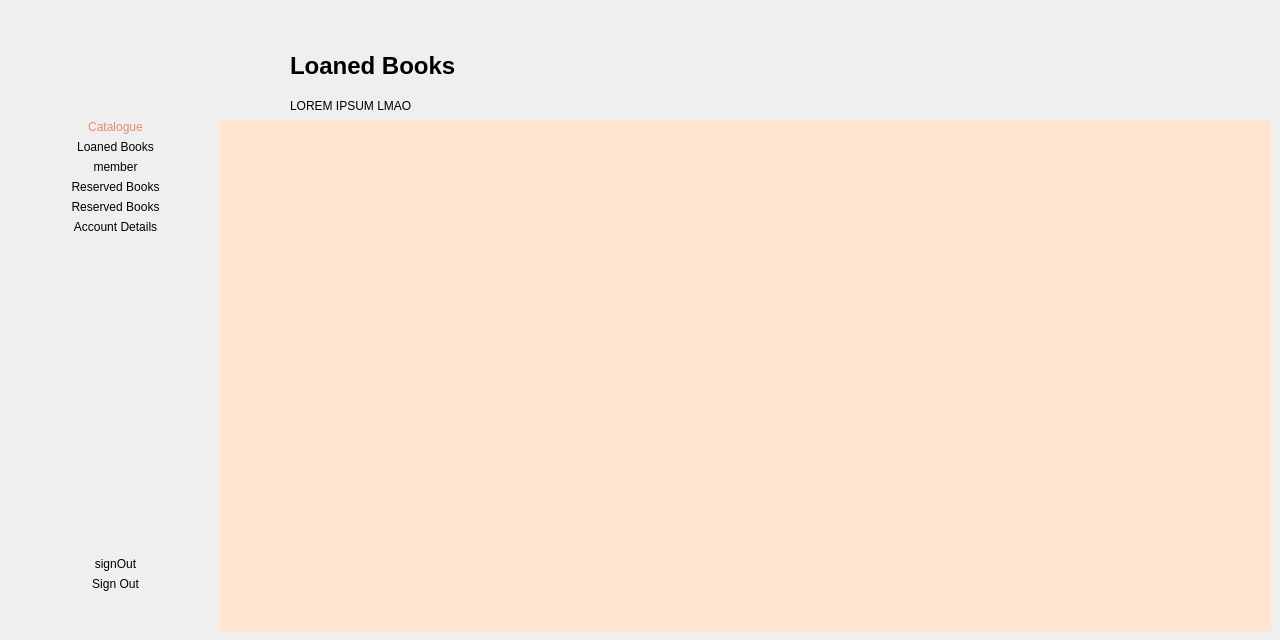
First picture: the form in LibraryInformationSystem/memberviewloans.ui, repository janelle-lr/CS106LibraryInformationSystem, before the edit.
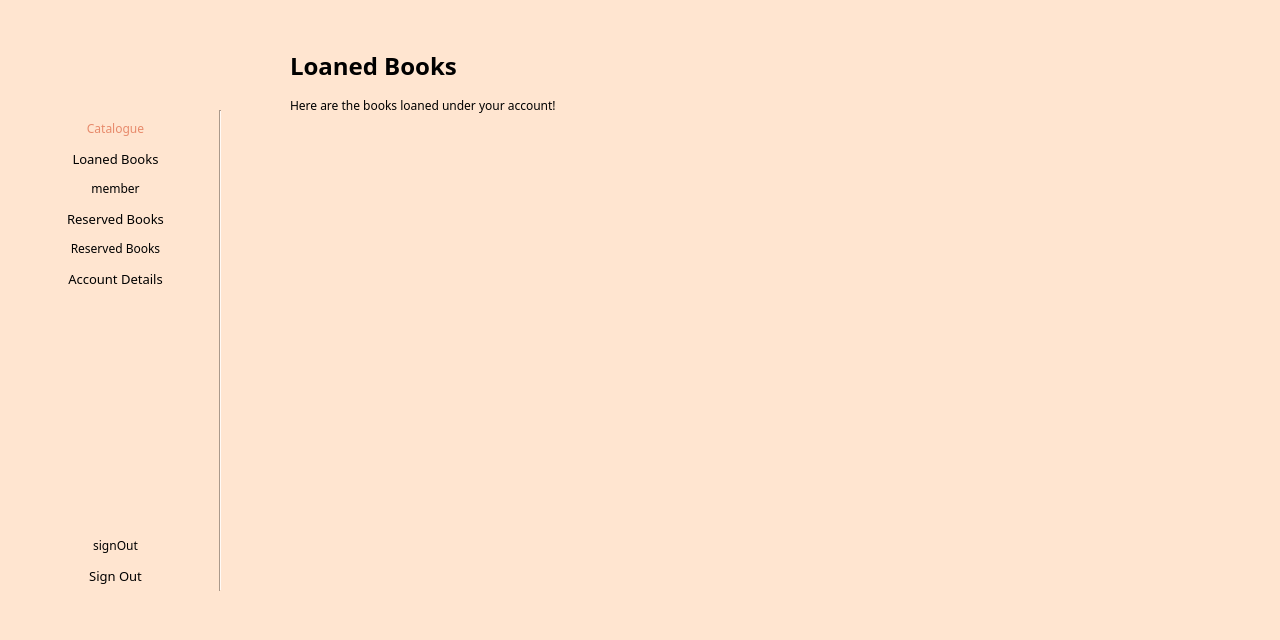
Second picture: the form after the edit. Icons and pictures are not drawn.

Diff of the .ui file:
```diff
--- a/LibraryInformationSystem/memberviewloans.ui
+++ b/LibraryInformationSystem/memberviewloans.ui
@@ -13,7 +13,49 @@
   <property name="windowTitle">
    <string>MainWindow</string>
   </property>
+  <property name="styleSheet">
+   <string notr="true">QMenuBar {
+    background-color: qlineargradient(x1:0, y1:0, x2:0, y2:1,
+                                      stop:0 lightgray, stop:1 darkgray);
+    spacing: 3px; /* spacing between menu bar items */
+}
+
+QMenuBar::item {
+    padding: 1px 4px;
+    background: transparent;
+    border-radius: 4px;
+}
+
+QMenuBar::item:selected { /* when selected using mouse or keyboard */
+    background: #a8a8a8;
+}
+
+QMenuBar::item:pressed {
+    background: #888888;
+}</string>
+  </property>
   <widget class="QWidget" name="centralwidget">
+   <property name="styleSheet">
+    <string notr="true">QWidget{
+	background: #FFE5D0;
+	font-family: Montserrat;
+}
+
+QLineEdit {
+	border: 1px solid;
+	border-radius: 15px;
+	border-color: #e5e5e5;
+	background-color: palette(base);
+	padding: 0px 5px;
+	font-size: 13px;
+}
+
+QPushButton {
+	border-radius: 15px; 
+	font-size: 13px;
+	height: 31px; 
+}</string>
+   </property>
    <widget class="QWidget" name="layoutWidget">
     <property name="geometry">
      <rect>
@@ -162,7 +204,7 @@
      </rect>
     </property>
     <property name="text">
-     <string>LOREM IPSUM LMAO</string>
+     <string>Here are the books loaned under your account!</string>
     </property>
    </widget>
    <widget class="QLabel" name="pageTitle">
@@ -251,6 +293,24 @@
      </layout>
     </widget>
    </widget>
+   <widget class="Line" name="line">
+    <property name="geometry">
+     <rect>
+      <x>210</x>
+      <y>110</y>
+      <width>21</width>
+      <height>481</height>
+     </rect>
+    </property>
+    <property name="styleSheet">
+     <string notr="true">Line{
+	color:rgb(221, 46, 68);
+}</string>
+    </property>
+    <property name="orientation">
+     <enum>Qt::Vertical</enum>
+    </property>
+   </widget>
   </widget>
  </widget>
  <resources>
```
